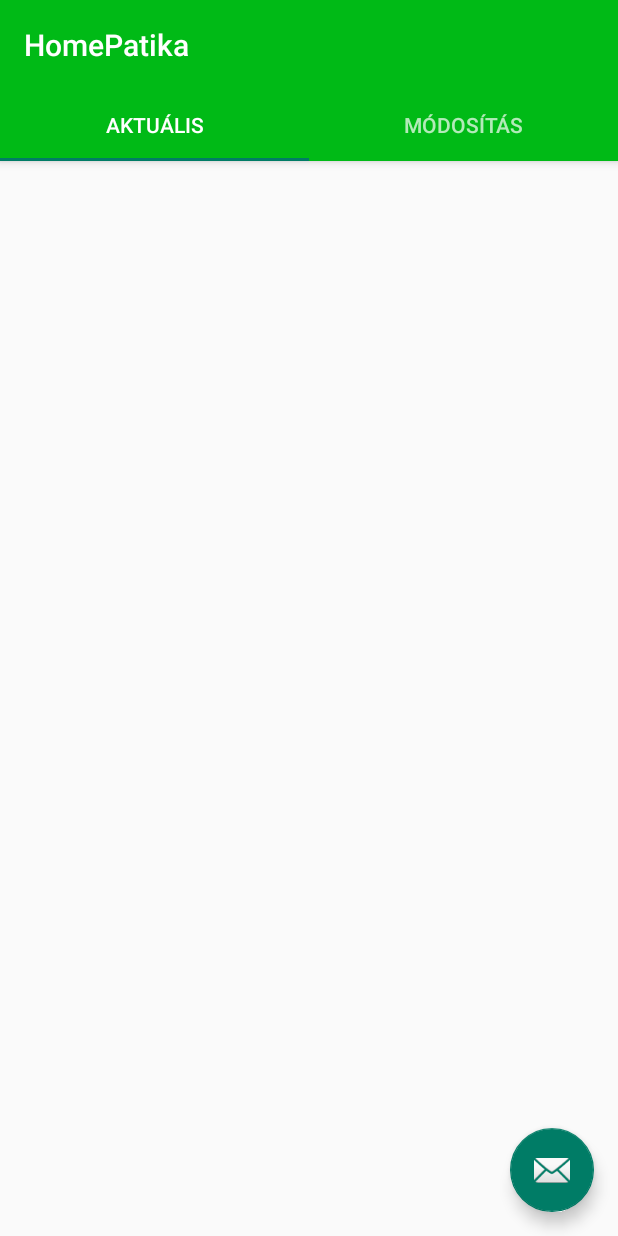
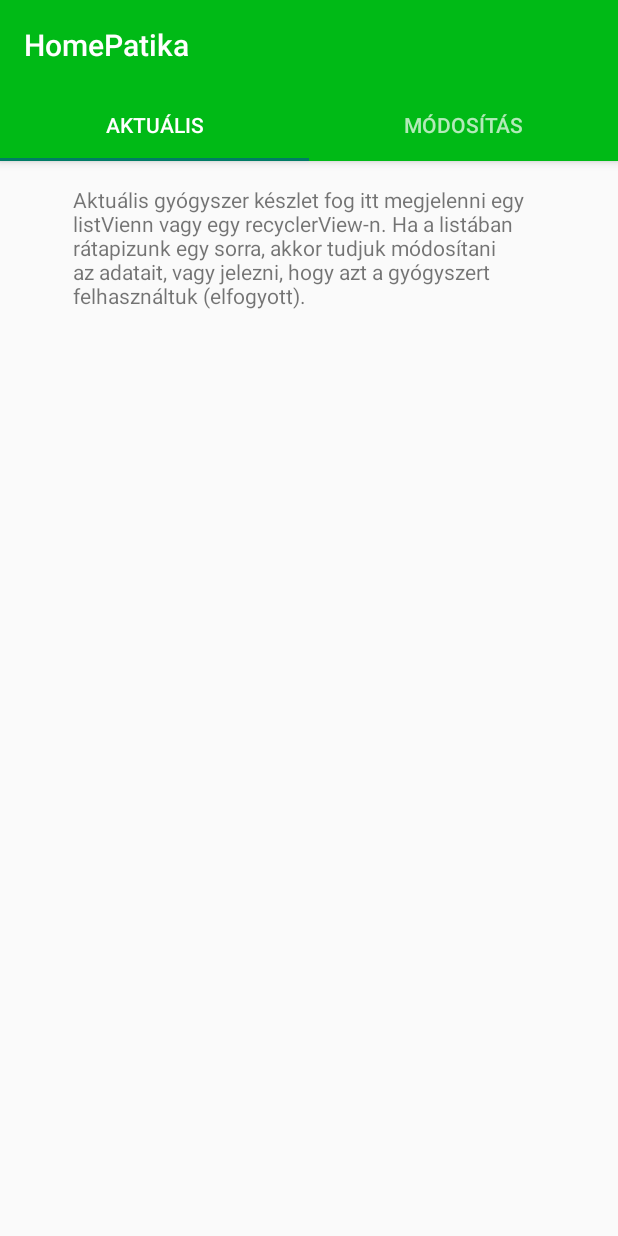
Before and after one commit to borbastibor/HomePatika, an Android app: the screen it shows after launch (MainActivity), on a phone screen of 412 x 824 dp. Run offline under Robolectric (Android 15) with nearby library versions, the light colour scheme and no system bars.

Commit message:
A két tabnak megfelelő külön Fragmentek létrehozása (.java és .xml).

```diff
--- a/app/src/main/java/com/example/homepatika/MainActivity.java
+++ b/app/src/main/java/com/example/homepatika/MainActivity.java
@@ -26,14 +26,5 @@ public class MainActivity extends AppCompatActivity {
         viewPager.setAdapter(sectionsPagerAdapter);
         TabLayout tabs = findViewById(R.id.tabs);
         tabs.setupWithViewPager(viewPager);
-        FloatingActionButton fab = findViewById(R.id.fab);
-
-        fab.setOnClickListener(new View.OnClickListener() {
-            @Override
-            public void onClick(View view) {
-                Snackbar.make(view, "Replace with your own action", Snackbar.LENGTH_LONG)
-                        .setAction("Action", null).show();
-            }
-        });
     }
 }
--- /dev/null
+++ b/app/src/main/java/com/example/homepatika/ui/main/AktualisFragment.java
@@ -0,0 +1,33 @@
+package com.example.homepatika.ui.main;
+
+import android.os.Bundle;
+import android.view.LayoutInflater;
+import android.view.View;
+import android.view.ViewGroup;
+import android.widget.TextView;
+
+import androidx.annotation.NonNull;
+import androidx.annotation.Nullable;
+import androidx.fragment.app.Fragment;
+
+import com.example.homepatika.R;
+
+public class AktualisFragment extends Fragment {
+
+    @Nullable
+    @Override
+    public View onCreateView(@NonNull LayoutInflater inflater, @Nullable ViewGroup container, @Nullable Bundle savedInstanceState) {
+        return inflater.inflate(R.layout.aktualis_layout, container, false);
+    }
+
+    @Override
+    public void onViewCreated(@NonNull View view, Bundle savedInstanceState) {
+        super.onViewCreated(view, savedInstanceState);
+        View content = view.findViewById(R.id.content);
+
+        TextView tv = view.findViewById(R.id.tvEgy);
+        tv.setText("Aktuális gyógyszer készlet fog itt megjelenni egy listVienn vagy egy recyclerView-n. Ha a listában rátapizunk egy sorra, akkor tudjuk módosítani az adatait, vagy jelezni, hogy azt a gyógyszert felhasználtuk (elfogyott).");
+    }
+
+
+}
--- /dev/null
+++ b/app/src/main/java/com/example/homepatika/ui/main/ModositFragment.java
@@ -0,0 +1,27 @@
+package com.example.homepatika.ui.main;
+
+import android.os.Bundle;
+import android.view.LayoutInflater;
+import android.view.View;
+import android.view.ViewGroup;
+
+import androidx.annotation.NonNull;
+import androidx.annotation.Nullable;
+import androidx.fragment.app.Fragment;
+
+import com.example.homepatika.R;
+
+public class ModositFragment extends Fragment {
+
+    @Nullable
+    @Override
+    public View onCreateView(@NonNull LayoutInflater inflater, @Nullable ViewGroup container, @Nullable Bundle savedInstanceState) {
+        return inflater.inflate(R.layout.modosit_layout, container, false);
+    }
+
+    @Override
+    public void onViewCreated(@NonNull View view, Bundle savedInstanceState) {
+        super.onViewCreated(view, savedInstanceState);
+        View content = view.findViewById(R.id.content);
+    }
+}
--- a/app/src/main/java/com/example/homepatika/ui/main/SectionsPagerAdapter.java
+++ b/app/src/main/java/com/example/homepatika/ui/main/SectionsPagerAdapter.java
@@ -27,9 +27,16 @@ public class SectionsPagerAdapter extends FragmentPagerAdapter {
 
     @Override
     public Fragment getItem(int position) {
-        // getItem is called to instantiate the fragment for the given page.
-        // Return a PlaceholderFragment (defined as a static inner class below).
-        return PlaceholderFragment.newInstance(position + 1);
+        Fragment fragment = null;
+        switch (position) {
+            case 0:
+                fragment = new AktualisFragment();
+                break;
+            case 1:
+                fragment = new ModositFragment();
+                break;
+        }
+        return fragment;
     }
 
     @Nullable
--- a/app/src/main/res/layout/activity_main.xml
+++ b/app/src/main/res/layout/activity_main.xml
@@ -34,11 +34,4 @@
         android:layout_height="match_parent"
         app:layout_behavior="@string/appbar_scrolling_view_behavior" />
 
-    <com.google.android.material.floatingactionbutton.FloatingActionButton
-        android:id="@+id/fab"
-        android:layout_width="wrap_content"
-        android:layout_height="wrap_content"
-        android:layout_gravity="bottom|end"
-        android:layout_margin="@dimen/fab_margin"
-        app:srcCompat="@android:drawable/ic_dialog_email" />
 </androidx.coordinatorlayout.widget.CoordinatorLayout>
--- /dev/null
+++ b/app/src/main/res/layout/aktualis_layout.xml
@@ -0,0 +1,18 @@
+<?xml version="1.0" encoding="utf-8"?>
+<androidx.constraintlayout.widget.ConstraintLayout
+    xmlns:android="http://schemas.android.com/apk/res/android"
+    xmlns:app="http://schemas.android.com/apk/res-auto"
+    android:layout_width="match_parent"
+    android:layout_height="match_parent">
+
+
+    <TextView
+        android:id="@+id/tvEgy"
+        android:layout_width="315dp"
+        android:layout_height="172dp"
+        android:layout_marginTop="16dp"
+        app:layout_constraintEnd_toEndOf="parent"
+        app:layout_constraintStart_toStartOf="parent"
+        app:layout_constraintTop_toTopOf="parent" />
+
+</androidx.constraintlayout.widget.ConstraintLayout>
--- /dev/null
+++ b/app/src/main/res/layout/modosit_layout.xml
@@ -0,0 +1,18 @@
+<?xml version="1.0" encoding="utf-8"?>
+<androidx.constraintlayout.widget.ConstraintLayout
+    xmlns:android="http://schemas.android.com/apk/res/android"
+    xmlns:app="http://schemas.android.com/apk/res-auto"
+    android:layout_width="match_parent"
+    android:layout_height="match_parent">
+
+
+    <TextView
+        android:id="@+id/textView2"
+        android:layout_width="272dp"
+        android:layout_height="112dp"
+        android:layout_marginTop="20dp"
+        android:text='"A második távon meg esetleg az új elem felvétele lenne"'
+        app:layout_constraintEnd_toEndOf="parent"
+        app:layout_constraintStart_toStartOf="parent"
+        app:layout_constraintTop_toTopOf="parent" />
+</androidx.constraintlayout.widget.ConstraintLayout>
```
